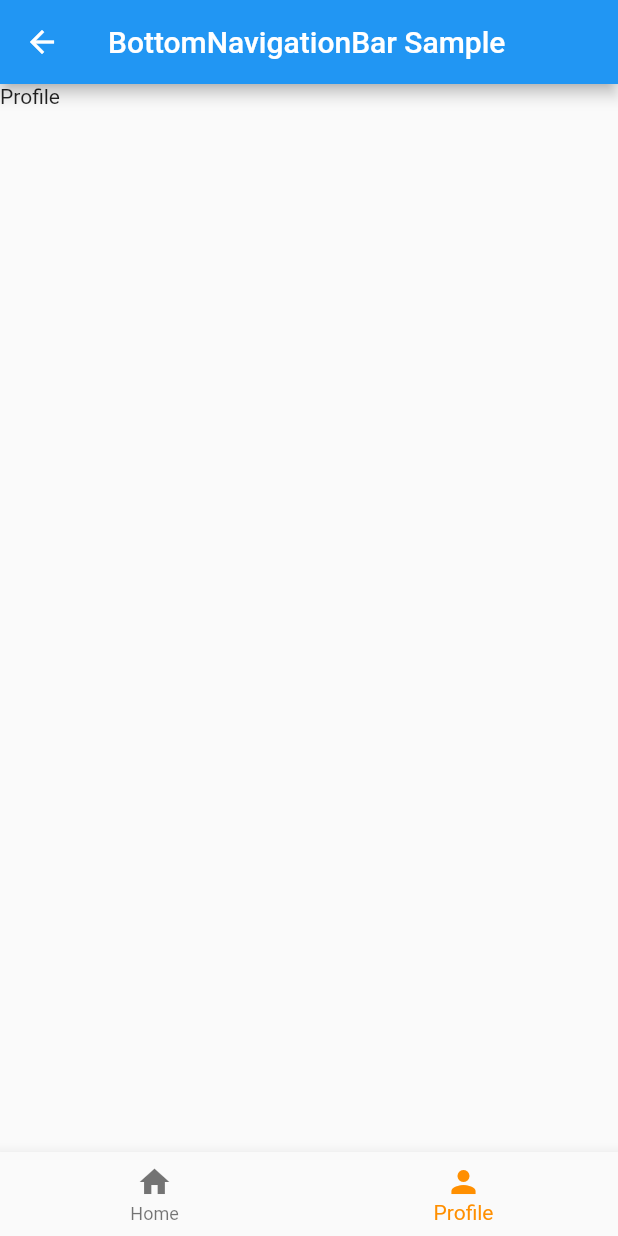
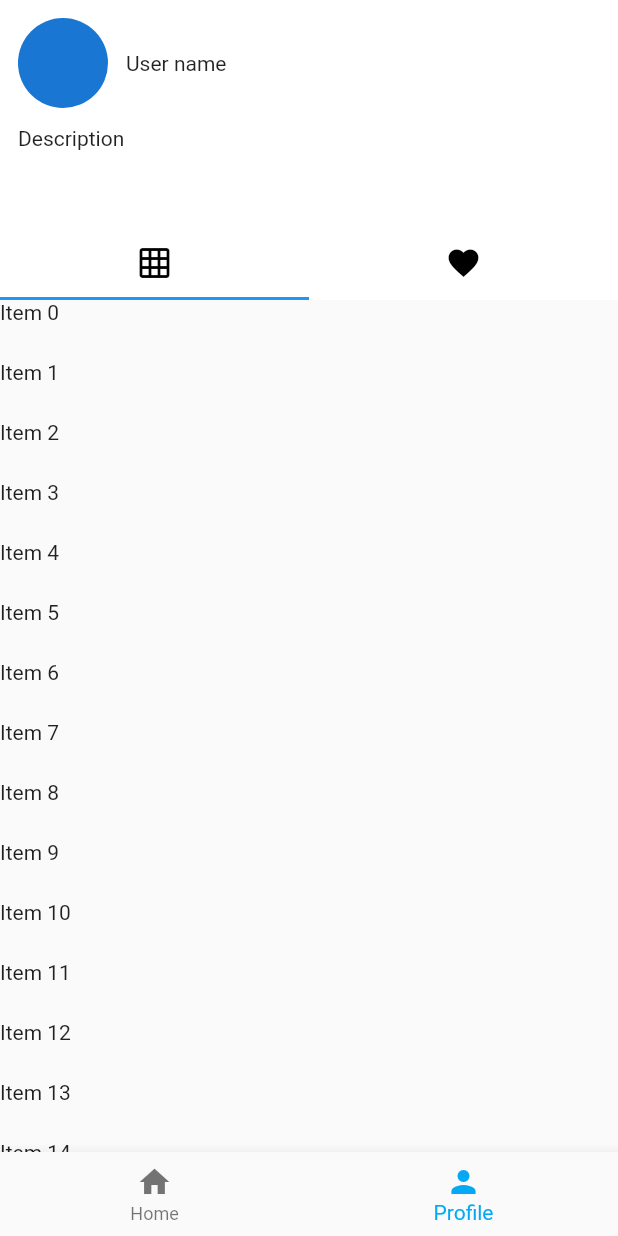
Before and after one commit to slorop41314/exp_flutter, a Flutter app: the BottomTab screen opened directly, item 2 of the bottom bar chosen, on a phone screen of 412 x 824 dp. Run offline on Flutter 3.47's test engine with Material 2 defaults, Android fonts, the light colour scheme and no system bars; our stand-ins replace camera, dio, equatable, flutter_bloc, get_it, local_auth and 3 more; missing offline and left inert: photo_manager; accounts and stored records are empty.

Commit message:
feat: sticky top tab like instagram

```diff
--- a/lib/features/presentation/screens/auth/login_screen.dart
+++ b/lib/features/presentation/screens/auth/login_screen.dart
@@ -51,6 +51,9 @@ class _LoginScreenState extends State<LoginScreen> {
   @override
   Widget build(BuildContext context) {
     return Scaffold(
+      appBar: AppBar(
+        title: Text("Biometric Login"),
+      ),
       body: SafeArea(
         child: Column(
           children: [
--- a/lib/features/presentation/screens/main/bottom_tab.dart
+++ b/lib/features/presentation/screens/main/bottom_tab.dart
@@ -23,10 +23,11 @@ class _BottomTabState extends State<BottomTab> {
   @override
   Widget build(BuildContext context) {
     return Scaffold(
-      appBar: AppBar(
-        title: const Text('BottomNavigationBar Sample'),
+      body: SafeArea(
+        child: _widgetOptions.elementAt(
+          _selectedIndex,
+        ),
       ),
-      body: _widgetOptions.elementAt(_selectedIndex),
       bottomNavigationBar: BottomNavigationBar(
         items: const <BottomNavigationBarItem>[
           BottomNavigationBarItem(
@@ -39,7 +40,7 @@ class _BottomTabState extends State<BottomTab> {
           ),
         ],
         currentIndex: _selectedIndex,
-        selectedItemColor: Colors.amber[800],
+        selectedItemColor: Colors.lightBlue,
         onTap: _onItemTapped,
       ),
     );
--- a/lib/features/presentation/screens/main/list.dart
+++ b/lib/features/presentation/screens/main/list.dart
@@ -32,7 +32,7 @@ class ExampleList extends StatelessWidget {
                 },
               ),
               ListFeatureTile(
-                label: "Bottom tab",
+                label: "Bottom tab/ Explore UI",
                 onTap: () {
                   Navigator.of(context).push(
                     MaterialPageRoute(builder: (context) => BottomTab()),
--- a/lib/features/presentation/screens/main/profile_screen.dart
+++ b/lib/features/presentation/screens/main/profile_screen.dart
@@ -14,9 +14,103 @@ class _ProfileScreenState extends State<ProfileScreen> {
   @override
   Widget build(BuildContext context) {
     return Scaffold(
-      body: Container(
-        child: Text("Profile"),
+      body: DefaultTabController(
+        length: 2,
+        child: NestedScrollView(
+          headerSliverBuilder: (context, value) {
+            return [
+              SliverAppBar(
+                floating: true,
+                pinned: true,
+                bottom: TabBar(
+                  tabs: [
+                    Tab(
+                      icon: Icon(
+                        Icons.grid_on,
+                        color: Colors.black,
+                      ),
+                    ),
+                    Tab(
+                      icon: Icon(
+                        Icons.favorite,
+                        color: Colors.black,
+                      ),
+                    ),
+                  ],
+                ),
+                backgroundColor: Colors.white,
+                leading: SizedBox(),
+                expandedHeight: 200,
+                flexibleSpace: FlexibleSpaceBar(
+                  collapseMode: CollapseMode.pin,
+                  background: const ProfileHeaderContent(),
+                ),
+              ),
+            ];
+          },
+          body: TabBarView(
+            children: [
+              Container(
+                child: ListView.builder(
+                  itemCount: 100,
+                  itemBuilder: (context, index) {
+                    return Container(
+                      height: 40,
+                      child: Text('Item $index'),
+                    );
+                  },
+                ),
+              ),
+              Container(
+                child: ListView.builder(
+                  itemCount: 12,
+                  itemBuilder: (context, index) {
+                    return ListTile(
+                      title: Text("Item $index"),
+                    );
+                  },
+                ),
+              ),
+            ],
+          ),
+        ),
       ),
     );
   }
 }
+
+class ProfileHeaderContent extends StatelessWidget {
+  const ProfileHeaderContent({
+    Key? key,
+  }) : super(key: key);
+
+  @override
+  Widget build(BuildContext context) {
+    return Container(
+      height: 200,
+      child: Padding(
+        padding: const EdgeInsets.all(12.0),
+        child: Column(
+          crossAxisAlignment: CrossAxisAlignment.start,
+          children: [
+            Row(
+              children: [
+                CircleAvatar(
+                  radius: 30,
+                ),
+                SizedBox(
+                  width: 12,
+                ),
+                Text("User name"),
+              ],
+            ),
+            SizedBox(
+              height: 12,
+            ),
+            Text("Description"),
+          ],
+        ),
+      ),
+    );
+  }
+}
--- a/lib/main.dart
+++ b/lib/main.dart
@@ -2,6 +2,7 @@ import 'package:flutter/material.dart';
 import 'package:flutter_bloc/flutter_bloc.dart';
 import 'package:new_flutter_bloc/features/domain/repositories/games_repository.dart';
 import 'package:new_flutter_bloc/features/presentation/bloc/all_games/all_games_bloc.dart';
+import 'package:new_flutter_bloc/features/presentation/screens/main/bottom_tab.dart';
 import 'package:new_flutter_bloc/features/presentation/screens/main/list.dart';
 import './injection_container.dart' as di;
 
```
